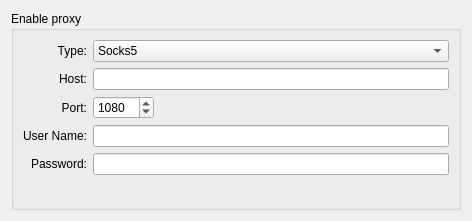
Qt form src/settings_proxy.ui (KDE/rekonq) before a commit.
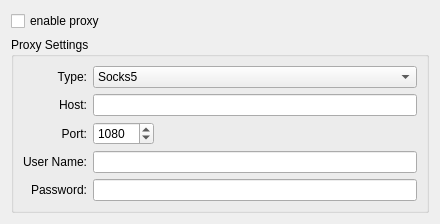
The same form after that commit. Custom widgets are drawn as their Qt base class.

Commit message: Fixed download problems rewamp proxy ui fixing settings

What changed in the file:
```diff
--- a/src/settings_proxy.ui
+++ b/src/settings_proxy.ui
@@ -5,21 +5,28 @@
    <rect>
     <x>0</x>
     <y>0</y>
-    <width>472</width>
-    <height>221</height>
+    <width>440</width>
+    <height>223</height>
    </rect>
   </property>
   <property name="windowTitle" >
    <string>Proxy</string>
   </property>
-  <layout class="QHBoxLayout" name="horizontalLayout" >
+  <layout class="QVBoxLayout" name="verticalLayout" >
    <item>
-    <widget class="QGroupBox" name="kcfg_enableProxy" >
+    <widget class="QCheckBox" name="kcfg_isProxyEnabled" >
+     <property name="text" >
+      <string>enable proxy</string>
+     </property>
+    </widget>
+   </item>
+   <item>
+    <widget class="QGroupBox" name="groupBox" >
      <property name="title" >
-      <string>Enable proxy</string>
+      <string>Proxy Settings</string>
      </property>
      <layout class="QGridLayout" name="gridLayout_6" >
-      <item row="0" column="0" >
+      <item row="1" column="0" >
        <widget class="QLabel" name="label_9" >
         <property name="text" >
          <string>Type:</string>
@@ -29,7 +36,7 @@
         </property>
        </widget>
       </item>
-      <item row="0" column="1" colspan="2" >
+      <item row="1" column="1" colspan="2" >
        <widget class="QComboBox" name="kcfg_proxyType" >
         <item>
          <property name="text" >
@@ -43,7 +50,7 @@
         </item>
        </widget>
       </item>
-      <item row="1" column="0" >
+      <item row="2" column="0" >
        <widget class="QLabel" name="label_10" >
         <property name="text" >
          <string>Host:</string>
@@ -53,10 +60,10 @@
         </property>
        </widget>
       </item>
-      <item row="1" column="1" colspan="2" >
+      <item row="2" column="1" colspan="2" >
        <widget class="KLineEdit" name="kcfg_proxyHostName" />
       </item>
-      <item row="2" column="0" >
+      <item row="3" column="0" >
        <widget class="QLabel" name="label_11" >
         <property name="text" >
          <string>Port:</string>
@@ -66,7 +73,7 @@
         </property>
        </widget>
       </item>
-      <item row="2" column="1" >
+      <item row="3" column="1" >
        <widget class="QSpinBox" name="kcfg_proxyPort" >
         <property name="maximum" >
          <number>10000</number>
@@ -76,7 +83,7 @@
         </property>
        </widget>
       </item>
-      <item row="2" column="2" >
+      <item row="3" column="2" >
        <spacer name="horizontalSpacer_2" >
         <property name="orientation" >
          <enum>Qt::Horizontal</enum>
@@ -89,7 +96,7 @@
         </property>
        </spacer>
       </item>
-      <item row="3" column="0" >
+      <item row="4" column="0" >
        <widget class="QLabel" name="label_12" >
         <property name="text" >
          <string>User Name:</string>
@@ -99,10 +106,10 @@
         </property>
        </widget>
       </item>
-      <item row="3" column="1" colspan="2" >
+      <item row="4" column="1" colspan="2" >
        <widget class="KLineEdit" name="kcfg_proxyUserName" />
       </item>
-      <item row="4" column="0" >
+      <item row="5" column="0" >
        <widget class="QLabel" name="label_13" >
         <property name="text" >
          <string>Password:</string>
@@ -112,10 +119,10 @@
         </property>
        </widget>
       </item>
-      <item row="4" column="1" colspan="2" >
+      <item row="5" column="1" colspan="2" >
        <widget class="KLineEdit" name="kcfg_proxyPassword" />
       </item>
-      <item row="5" column="0" >
+      <item row="6" column="0" >
        <spacer name="verticalSpacer_2" >
         <property name="orientation" >
          <enum>Qt::Vertical</enum>
```
The commit also changes 6 other files.
